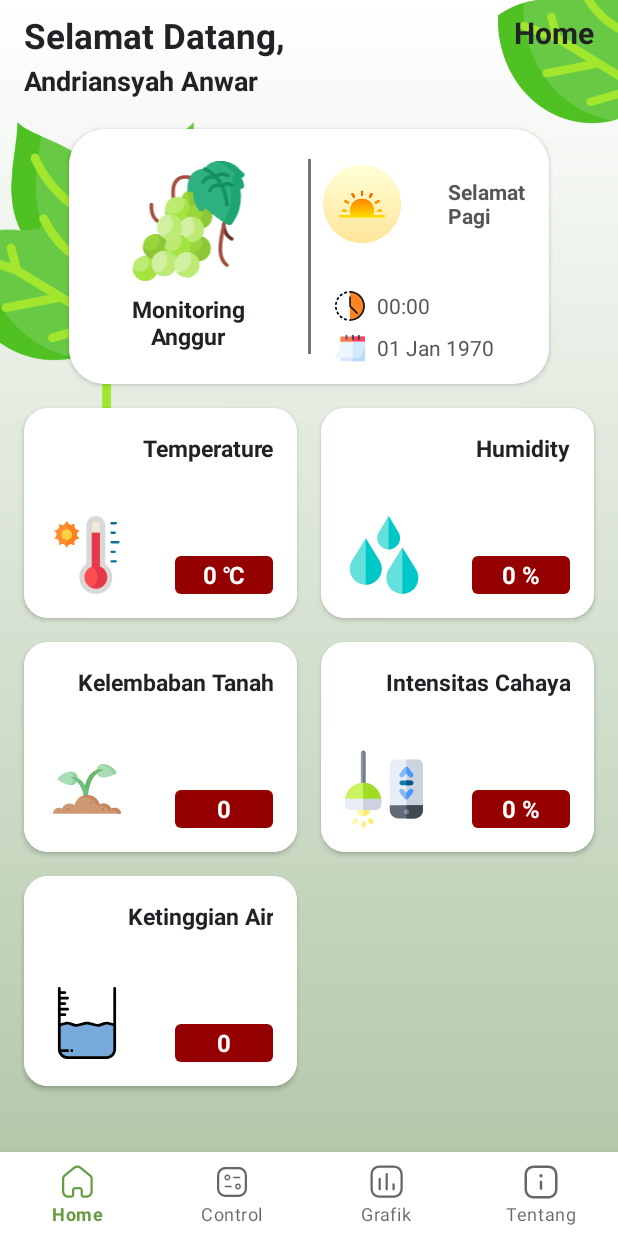
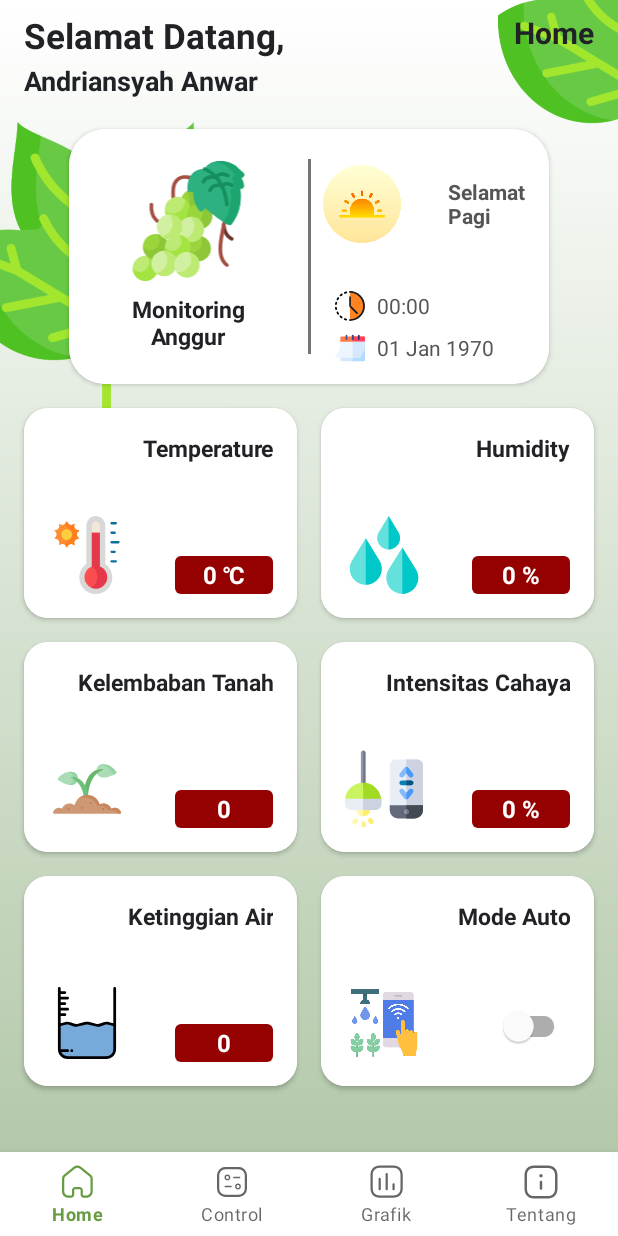
Before and after one commit to RadenMas6699/MonitoringAnggur, an Android app: the screen it shows after launch (MainActivity), on a phone screen of 412 x 824 dp. Run offline under Robolectric (Android 15) with nearby library versions, the phone set to English and light mode, and no system bars; our stand-ins replace Firebase (no records; nobody signed in at launch, a user with empty details on screens opened directly), navigation-ui; 6 statements that could not run were skipped.

Commit message:
Add switch auto

```diff
--- a/app/src/main/java/com/radenmas/monitoring/anggur/ui/main/HomeFragment.kt
+++ b/app/src/main/java/com/radenmas/monitoring/anggur/ui/main/HomeFragment.kt
@@ -10,6 +10,7 @@ import android.view.LayoutInflater
 import android.view.View
 import android.view.ViewGroup
 import android.widget.TextView
+import android.widget.Toast
 import androidx.fragment.app.Fragment
 import com.google.firebase.database.DataSnapshot
 import com.google.firebase.database.DatabaseError
@@ -33,8 +34,18 @@ class HomeFragment : Fragment() {
         val v = b.root
 
         initView()
+onClick()
+        return v
+    }
 
-        return v
+    private fun onClick() {
+        b.switchMode.setOnCheckedChangeListener { compoundButton, b ->
+            if (compoundButton.isChecked){
+                FirebaseDatabase.getInstance().reference.child("control").child("auto").setValue(1)
+            } else{
+                FirebaseDatabase.getInstance().reference.child("control").child("auto").setValue(0)
+            }
+        }
     }
 
     private fun initView() {
--- a/app/src/main/java/com/radenmas/monitoring/anggur/ui/main/MainActivity.kt
+++ b/app/src/main/java/com/radenmas/monitoring/anggur/ui/main/MainActivity.kt
@@ -9,6 +9,7 @@ import android.annotation.SuppressLint
 import android.os.Build
 import android.os.Bundle
 import android.view.View
+import android.widget.Toast
 import androidx.appcompat.app.AppCompatActivity
 import androidx.navigation.findNavController
 import androidx.navigation.ui.setupWithNavController
--- a/app/src/main/res/layout/fragment_home.xml
+++ b/app/src/main/res/layout/fragment_home.xml
@@ -179,10 +179,32 @@
 
             <androidx.cardview.widget.CardView
                 style="@style/card_item"
-                android:visibility="invisible"
                 android:layout_marginStart="8dp"
                 android:layout_marginEnd="16dp">
 
+                <RelativeLayout
+                    android:layout_width="match_parent"
+                    android:layout_height="match_parent"
+                    android:background="@color/white"
+                    android:padding="16dp">
+
+                    <ImageView
+                        style="@style/icon_item"
+                        android:padding="2dp"
+                        android:src="@drawable/ic_automation" />
+
+                    <TextView
+                        style="@style/title_item"
+                        android:text="@string/mode" />
+
+                    <com.google.android.material.switchmaterial.SwitchMaterial
+                        android:id="@+id/switchMode"
+                        android:layout_width="wrap_content"
+                        android:layout_height="wrap_content"
+                        android:layout_alignParentEnd="true"
+                        android:layout_alignParentBottom="true" />
+
+                </RelativeLayout>
             </androidx.cardview.widget.CardView>
 
         </LinearLayout>
--- a/app/src/main/res/values/strings.xml
+++ b/app/src/main/res/values/strings.xml
@@ -17,6 +17,7 @@
     <string name="soil">Kelembaban Tanah</string>
     <string name="light">Intensitas Cahaya</string>
     <string name="water">Ketinggian Air</string>
+    <string name="mode">Mode Auto</string>
     <string name="pupuk">Pupuk</string>
     <string name="lamp">Lampu</string>
     <string name="mist_maker">Mist Maker</string>
```
Also changed, not shown: app/src/main/res/drawable/ic_automation.png (added).
